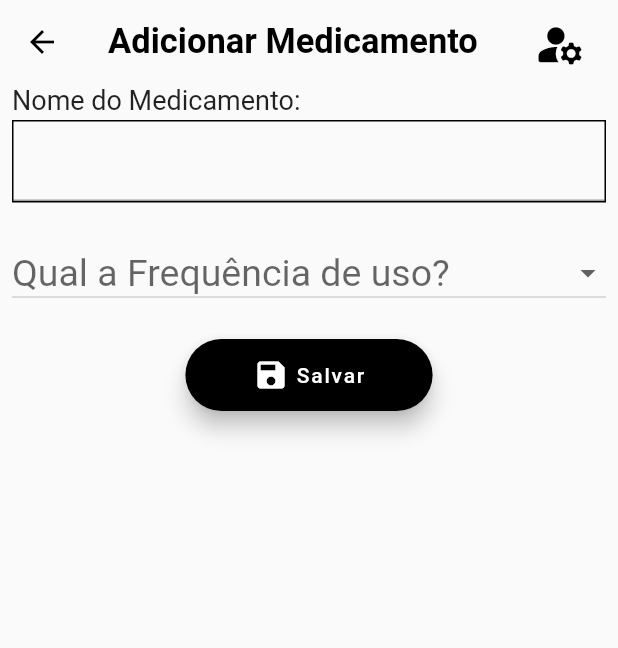
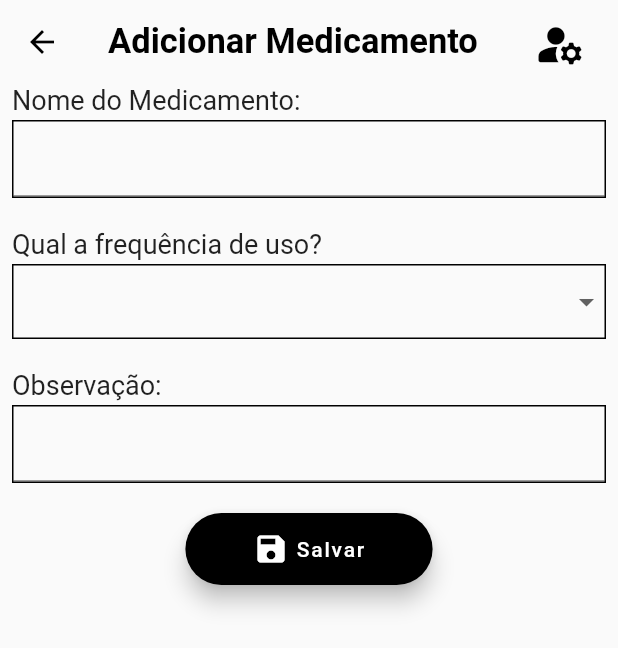
Before and after one commit to Patrickalvares/app_medicine_scheduler, a Flutter app: the NewMedicine screen opened directly, on a phone screen of 412 x 824 dp. Shown: the top 648 px of the screen. Run offline on Flutter 3.47's test engine with Material 2 defaults, Android fonts, the phone set to English and light mode, and no system bars; our stand-ins replace flutter_bloc, table_calendar.

Commit message:
new TextFormField

```diff
--- a/lib/pages/new_medicine.dart
+++ b/lib/pages/new_medicine.dart
@@ -1,8 +1,4 @@
-import 'package:app_medicine_scheduler/bloc/medicine_bloc.dart';
-import 'package:app_medicine_scheduler/bloc/medicine_event.dart';
-import 'package:app_medicine_scheduler/models/medicine.dart';
 import 'package:flutter/material.dart';
-import 'package:flutter_bloc/flutter_bloc.dart';
 
 class NewMedicine extends StatefulWidget {
   const NewMedicine({super.key});
@@ -13,12 +9,12 @@ class NewMedicine extends StatefulWidget {
 
 class _NewMedicineState extends State<NewMedicine> {
   final dropDownItems = [
-    'Diariamente',
-    'Semanalmente',
-    'Mensalmente',
-    'A cada X dias',
-    'A cada X horas',
-    'Horários Especificos',
+    ' Diariamente',
+    ' Semanalmente',
+    ' Mensalmente',
+    ' A cada X dias',
+    ' A cada X horas',
+    ' Horários Especificos',
   ];
 
   String? value;
@@ -76,21 +72,46 @@ class _NewMedicineState extends State<NewMedicine> {
                   border: Border.all(),
                 ),
                 child: TextFormField(
-                  style: const TextStyle(fontSize: 25),
+                  style: const TextStyle(fontSize: 22),
                 ),
+              ),
+            ),
+            const Padding(
+              padding: EdgeInsets.only(left: 8.0),
+              child: Text('Qual a frequência de uso?',
+                  style: TextStyle(fontSize: 18)),
+            ),
+            Padding(
+              padding: const EdgeInsets.only(
+                  left: 8.0, right: 8, top: 3, bottom: 20),
+              child: Container(
+                decoration:
+                    BoxDecoration(border: Border.all(style: BorderStyle.solid)),
+                child: DropdownButton<String>(
+                  underline: const SizedBox(),
+                  items: dropDownItems.map(buildMenuItem).toList(),
+                  onChanged: ((value) => setState(() => this.value = value)),
+                  value: value,
+                  isExpanded: true,
+                ),
+              ),
+            ),
+            const Padding(
+              padding: EdgeInsets.only(left: 8.0),
+              child: Text(
+                'Observação:',
+                style: TextStyle(fontSize: 18),
               ),
             ),
             Padding(
               padding: const EdgeInsets.only(
                   left: 8.0, right: 8, top: 3, bottom: 20),
-              child: DropdownButton<String>(
-                items: dropDownItems.map(buildMenuItem).toList(),
-                onChanged: ((value) => setState(() => this.value = value)),
-                value: value,
-                isExpanded: true,
-                hint: Text(
-                  'Qual a Frequência de uso?',
-                  style: const TextStyle(fontSize: 25),
+              child: Container(
+                decoration: BoxDecoration(
+                  border: Border.all(),
+                ),
+                child: TextFormField(
+                  style: const TextStyle(fontSize: 22),
                 ),
               ),
             ),
```
